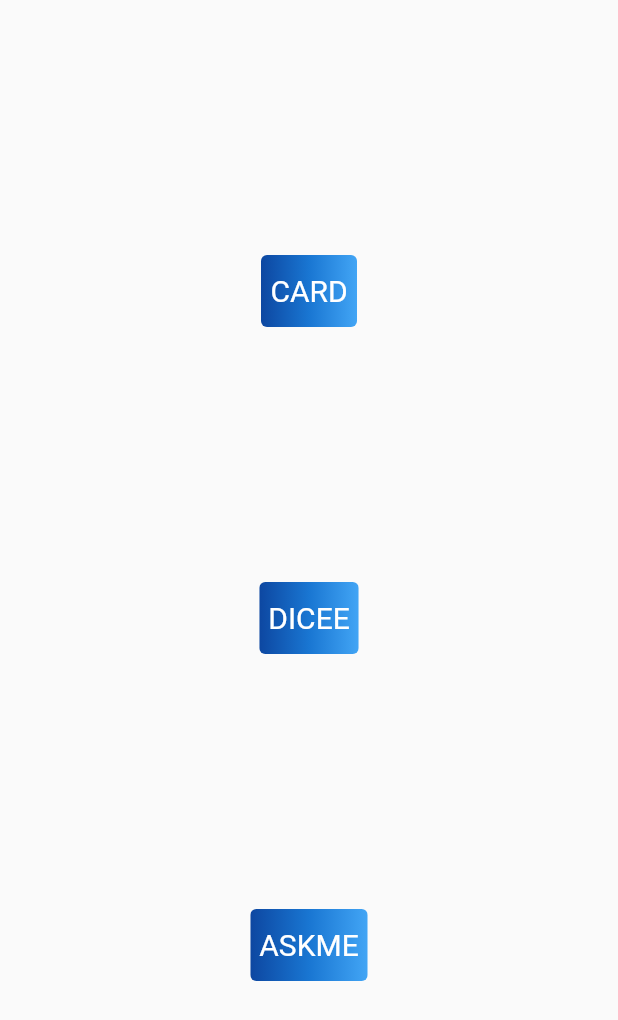
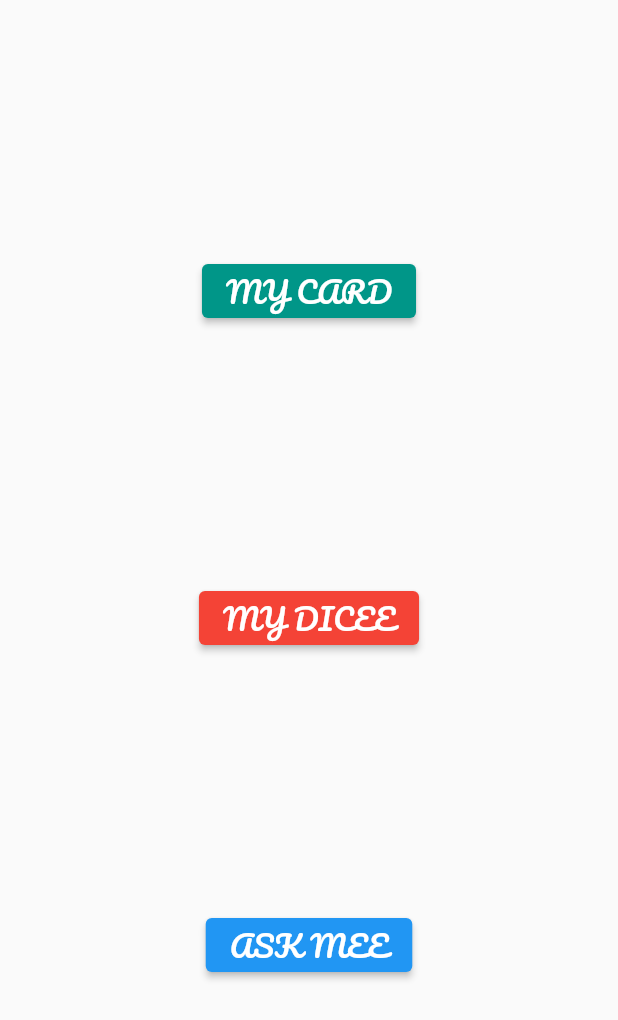
Before and after one commit to Jordan-erifried/MultiChoice, a Flutter app: the screen it shows after launch, on a phone screen of 412 x 824 dp. Shown: the top 1020 px of the screen. Run offline on Flutter 3.47's test engine with Material 2 defaults, Android fonts, the phone set to English and light mode, and no system bars.

Commit message:
Color and FontFamily background added

```diff
--- a/lib/main.dart
+++ b/lib/main.dart
@@ -31,110 +31,66 @@
       child: Center(
         child: Column(
           mainAxisAlignment: MainAxisAlignment.spaceEvenly,
-          children: <Widget>[
-            ClipRRect(
-              borderRadius: BorderRadius.circular(4),
-              child: Stack(
-                children: <Widget>[
-                  Positioned.fill(
-                    child: Container(
-                      decoration: const BoxDecoration(
-                        gradient: LinearGradient(
-                          colors: <Color>[
-                            Color(0xFF0D47A1),
-                            Color(0xFF1976D2),
-                            Color(0xFF42A5F5),
-                          ]
+          children: [
+            ElevatedButton(
+              onPressed:() {
+                Navigator.push(
+                  context,
+                  MaterialPageRoute(
+                    builder: (context) => const MyCard(),
                   )
+                );
+              },
+              child: const Text(
+                  'MY CARD',
+                style: TextStyle(
+                  fontFamily: 'Pacifico',
+                  fontSize: 20.0,
                 ),
               ),
-                  ),
-                  TextButton(
-                    style: TextButton.styleFrom(
-                      padding: const EdgeInsets.all(6.0),
-                      primary: Colors.white,
-                      textStyle: const TextStyle(fontSize: 20),
-                    ),
-                    onPressed: () {
-                      Navigator.push(
-                        context, MaterialPageRoute(builder: (context) => const MyCard())
-                      );
-                    },
-                    child: const Text('CARD'),
-                  )
-                ],
+              style: ElevatedButton.styleFrom(
+                primary: Colors.teal,
               ),
             ),
 
-            ClipRRect(
-              borderRadius: BorderRadius.circular(4),
-              child: Stack(
-                children: <Widget>[
-                  Positioned.fill(
-                    child: Container(
-                      decoration: const BoxDecoration(
-                          gradient: LinearGradient(
-                              colors: <Color>[
-                                Color(0xFF0D47A1),
-                                Color(0xFF1976D2),
-                                Color(0xFF42A5F5),
-                              ]
-                          )
-                      ),
-                    ),
-                  ),
-                  TextButton(
-                    style: TextButton.styleFrom(
-                      padding: const EdgeInsets.all(6.0),
-                      primary: Colors.white,
-                      textStyle: const TextStyle(fontSize: 20),
-                    ),
+            ElevatedButton(
               onPressed: () {
                 Navigator.push(
                   context,
-                        MaterialPageRoute(builder: (context) => const MyDicee())
+                  MaterialPageRoute(
+                    builder: (context) => const MyDicee(),
+                  )
                 );
               },
-                    child: const Text('DICEE'),
-                  )
-                ],
+              child:  const Text(
+                  'MY DICEE',
+                style: TextStyle(
+                    fontFamily: 'Pacifico',
+                  fontSize: 20.0,
+                ),
+              ),
+              style: ElevatedButton.styleFrom(
+                primary: Colors.red,
               ),
             ),
 
-            ClipRRect(
-              borderRadius: BorderRadius.circular(4),
-              child: Stack(
-                children: <Widget>[
-                  Positioned.fill(
-                    child: Container(
-                      decoration: const BoxDecoration(
-                          gradient: LinearGradient(
-                              colors: <Color>[
-                                Color(0xFF0D47A1),
-                                Color(0xFF1976D2),
-                                Color(0xFF42A5F5),
-                              ]
-                          )
-                      ),
-                    ),
-                  ),
-                  TextButton(
-                    style: TextButton.styleFrom(
-                      padding: const EdgeInsets.all(6.0),
-                      primary: Colors.white,
-                      textStyle: const TextStyle(fontSize: 20),
-                    ),
+            ElevatedButton(
               onPressed: () {
                 Navigator.push(
                   context,
-                        MaterialPageRoute(builder: (context) => const AskMe())
+                  MaterialPageRoute(
+                    builder: (context) => const AskMe(),
+                  )
                 );
               },
-                    child: const Text('ASKME'),
-                  )
-                ],
+              child: const Text(
+                  'ASK MEE',
+                style: TextStyle(
+                    fontFamily: 'Pacifico',
+                  fontSize: 20.0,
                 ),
               ),
+            )
           ],
         ),
       ),
--- a/lib/my_dicee.dart
+++ b/lib/my_dicee.dart
@@ -29,6 +29,11 @@ class _MyDiceeState extends State<MyDicee> {
   Widget build(BuildContext context) {
     return SafeArea(
       child: Scaffold(
+        appBar: AppBar(
+          backgroundColor: Colors.red,
+          title: Text('Dicee'),
+          centerTitle: true,
+        ),
         backgroundColor: Colors.red,
         body: Column(
           mainAxisAlignment: MainAxisAlignment.center,
```
Lines whose indentation alone changed are shown as unchanged.
